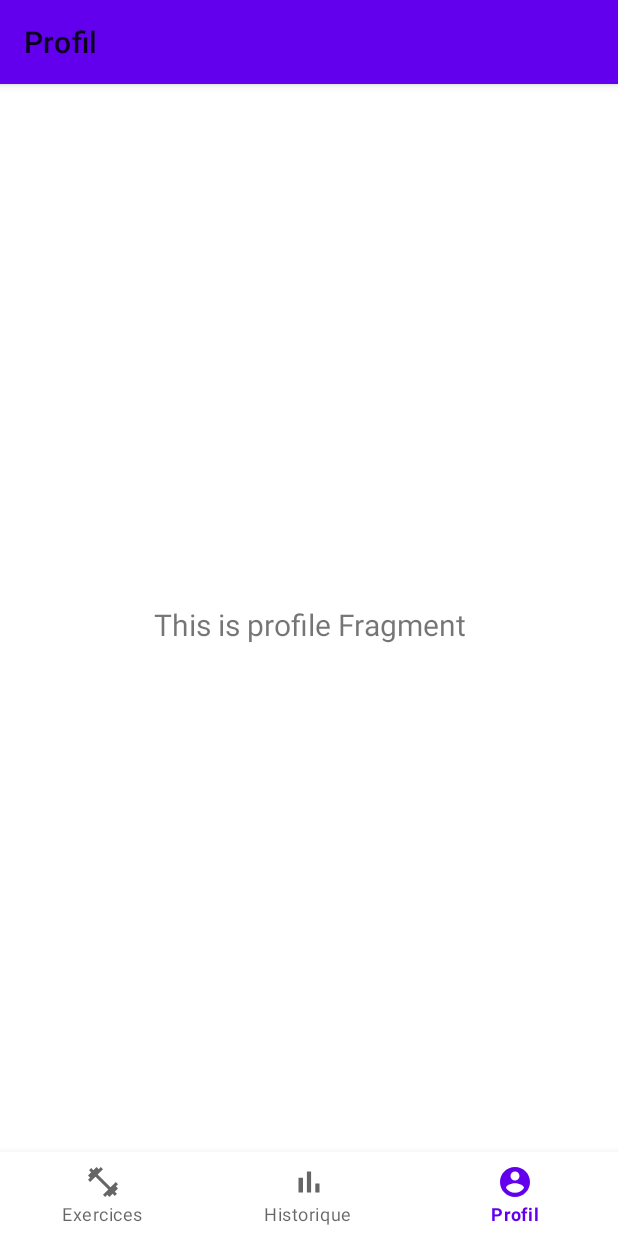
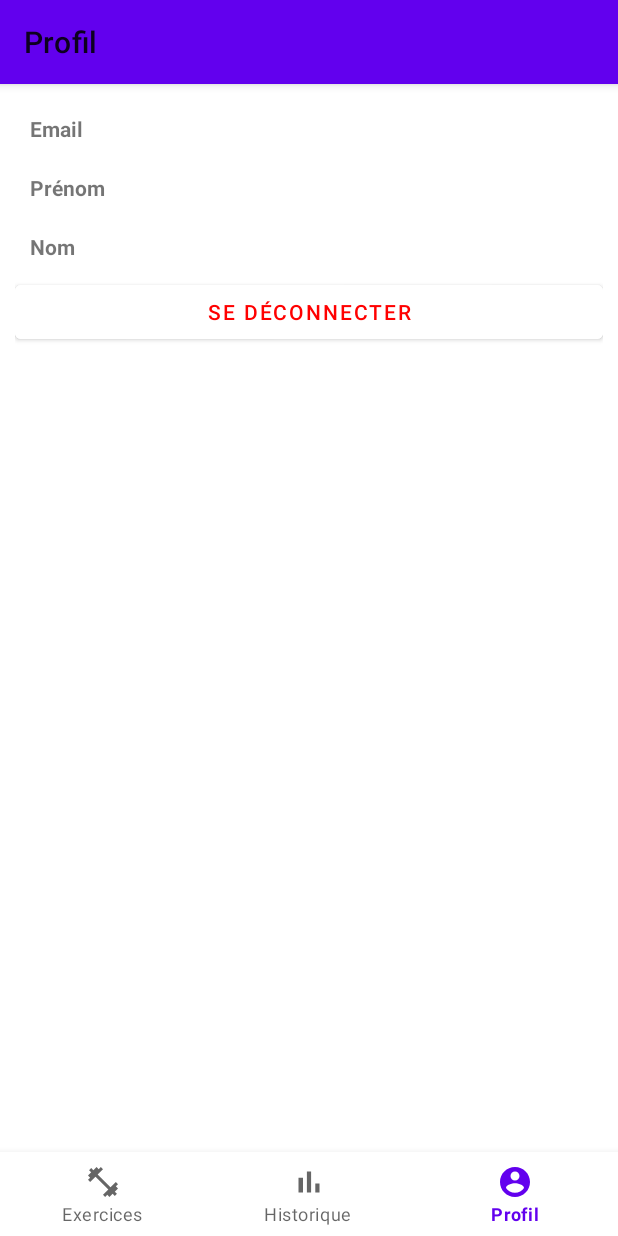
Before and after one commit to ShakaFT/save-your-train, an Android app: the ProfileFragment screen opened through its navigation route, on a phone screen of 412 x 824 dp. Run offline under Robolectric (Android 15) with nearby library versions, the phone set to English and light mode, and no system bars; our stand-ins replace Room's generated code, navigation-ui.

Commit message:
feat: add design profile page

```diff
--- a/kotlinFront/app/src/main/java/com/example/save_your_train/ui/profile/ProfileFragment.kt
+++ b/kotlinFront/app/src/main/java/com/example/save_your_train/ui/profile/ProfileFragment.kt
@@ -25,10 +25,10 @@ class ProfileFragment : Fragment() {
         _binding = FragmentProfileBinding.inflate(inflater, container, false)
 
         // TODO remove this code later
-        val textView: TextView = binding.textProfile
+        /* val textView: TextView = binding.textProfile
         profileViewModel.text.observe(viewLifecycleOwner) {
             textView.text = it
-        }
+        } */
 
         return binding.root
     }
--- a/kotlinFront/app/src/main/java/com/example/save_your_train/ui/profile/ProfileViewModel.kt
+++ b/kotlinFront/app/src/main/java/com/example/save_your_train/ui/profile/ProfileViewModel.kt
@@ -7,8 +7,8 @@ import androidx.lifecycle.ViewModel
 
 class ProfileViewModel : ViewModel() {
 
-    private val _text = MutableLiveData<String>().apply {
+    /* private val _text = MutableLiveData<String>().apply {
         value = "This is profile Fragment"
     }
-    val text: LiveData<String> = _text
+    val text: LiveData<String> = _text */
 }
--- a/kotlinFront/app/src/main/res/layout/active_exercise_layout.xml
+++ b/kotlinFront/app/src/main/res/layout/active_exercise_layout.xml
@@ -192,7 +192,7 @@
         android:gravity="center"
         android:textStyle="bold"
         android:textColor="#FF0000"
-        android:text=""
+        android:text="Une erreur est survenue, veuillez réessayer plus tard..."
         app:layout_constraintTop_toBottomOf="@id/exerciseLaunchButton"
         app:layout_constraintBottom_toTopOf="@id/removeExerciseButton"
         app:layout_constraintStart_toStartOf="parent"
--- a/kotlinFront/app/src/main/res/layout/fragment_profile.xml
+++ b/kotlinFront/app/src/main/res/layout/fragment_profile.xml
@@ -6,17 +6,76 @@
     android:layout_height="match_parent"
     tools:context=".ui.profile.ProfileFragment">
 
-    <TextView
-        android:id="@+id/text_profile"
+    <TableLayout
+        android:id="@+id/profileView"
         android:layout_width="match_parent"
-        android:layout_height="wrap_content"
-        android:layout_marginStart="8dp"
-        android:layout_marginTop="8dp"
-        android:layout_marginEnd="8dp"
-        android:textAlignment="center"
-        android:textSize="20sp"
+        android:layout_height="match_parent"
+        android:layout_margin="10dp"
+        android:stretchColumns="*"
+        app:layout_constraintTop_toTopOf="parent"
         app:layout_constraintBottom_toBottomOf="parent"
-        app:layout_constraintEnd_toEndOf="parent"
         app:layout_constraintStart_toStartOf="parent"
-        app:layout_constraintTop_toTopOf="parent" />
+        app:layout_constraintEnd_toEndOf="parent" >
+
+        <TableRow
+            android:layout_width="match_parent"
+            android:layout_height="wrap_content"
+            android:layout_margin="10dp" >
+
+            <TextView
+                android:layout_width="wrap_content"
+                android:layout_height="wrap_content"
+                android:text="@string/email"
+                android:textStyle="bold" />
+
+            <TextView
+                android:layout_width="wrap_content"
+                android:layout_height="wrap_content" />
+
+        </TableRow>
+
+        <TableRow
+            android:layout_width="match_parent"
+            android:layout_height="wrap_content"
+            android:layout_margin="10dp" >
+
+            <TextView
+                android:layout_width="wrap_content"
+                android:layout_height="wrap_content"
+                android:text="@string/first_name"
+                android:textStyle="bold" />
+
+            <TextView
+                android:layout_width="wrap_content"
+                android:layout_height="wrap_content" />
+
+        </TableRow>
+
+        <TableRow
+            android:layout_width="match_parent"
+            android:layout_height="wrap_content"
+            android:layout_margin="10dp" >
+
+            <TextView
+                android:layout_width="wrap_content"
+                android:layout_height="wrap_content"
+                android:text="@string/last_name"
+                android:textStyle="bold" />
+
+            <TextView
+                android:layout_width="wrap_content"
+                android:layout_height="wrap_content" />
+
+        </TableRow>
+
+            <Button
+                android:layout_width="wrap_content"
+                android:layout_height="wrap_content"
+                android:id="@+id/exerciseAddButton"
+                android:backgroundTint="@color/white"
+                android:text="@string/sign_out_button"
+                android:textColor="#FF0000" />
+
+    </TableLayout>
+
 </androidx.constraintlayout.widget.ConstraintLayout>
--- a/kotlinFront/app/src/main/res/values/strings.xml
+++ b/kotlinFront/app/src/main/res/values/strings.xml
@@ -43,4 +43,10 @@
     <string name="rest_label">Temps de repos</string>
     <string name="repetitions">répétitions</string>
 
+    <!-- Profile Fragment -->
+    <string name="email">Email</string>
+    <string name="first_name">Prénom</string>
+    <string name="last_name">Nom</string>
+    <string name="sign_out_button">Se déconnecter</string>
+
 </resources>
```
